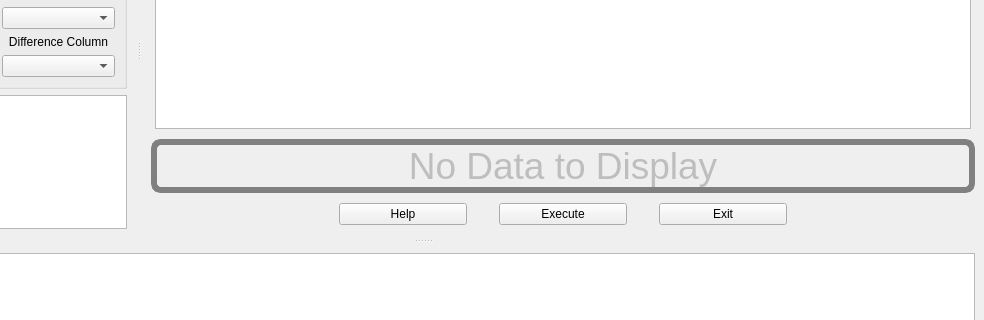
First picture: the form in products/RAT-STATS/rstats_modules/unrestricted_variable_appraisal/src/UIRStatsUVA.ui, repository cbtek/RStats2017, before the edit; both pictures show x 138 to 1122 and y 292 to 612 of the 1122 by 768 pixel window.
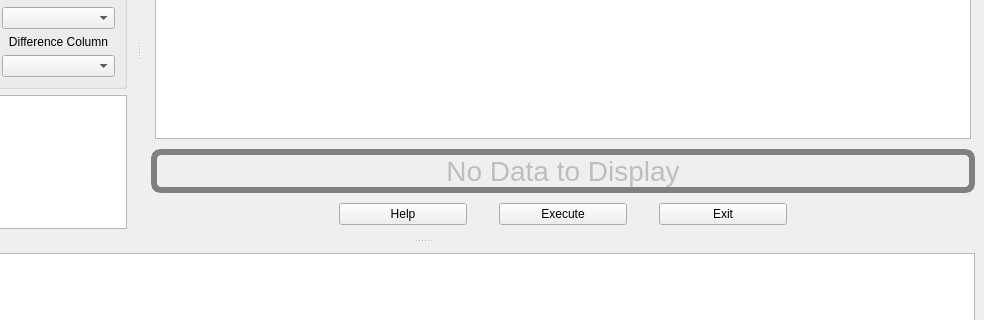
Second picture: the form after the edit.

The edit to the form file:
```diff
--- a/products/RAT-STATS/rstats_modules/unrestricted_variable_appraisal/src/UIRStatsUVA.ui
+++ b/products/RAT-STATS/rstats_modules/unrestricted_variable_appraisal/src/UIRStatsUVA.ui
@@ -170,14 +170,13 @@
       </property>
       <property name="font">
        <font>
-        <pointsize>28</pointsize>
+        <pointsize>-1</pointsize>
        </font>
       </property>
       <property name="styleSheet">
-       <string notr="true">QLabel
+       <string notr="true">#m_lblNoData
 {
-	border:6px solid gray;
-	border-radius:10px;
+	border:6px solid gray;	border-radius:10px;	font-size:28px;
 }</string>
       </property>
       <property name="text">
```
